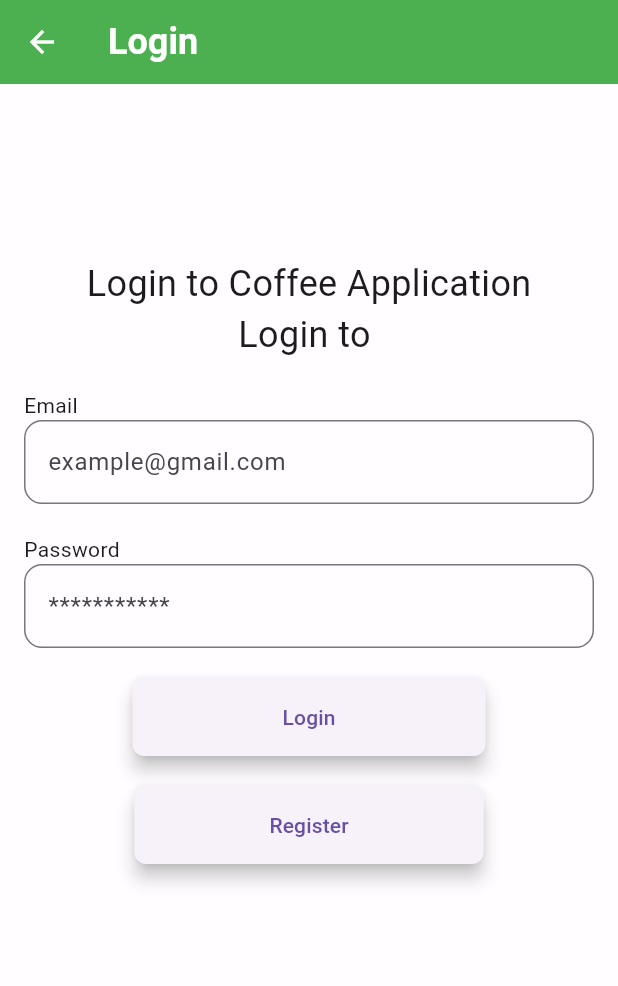
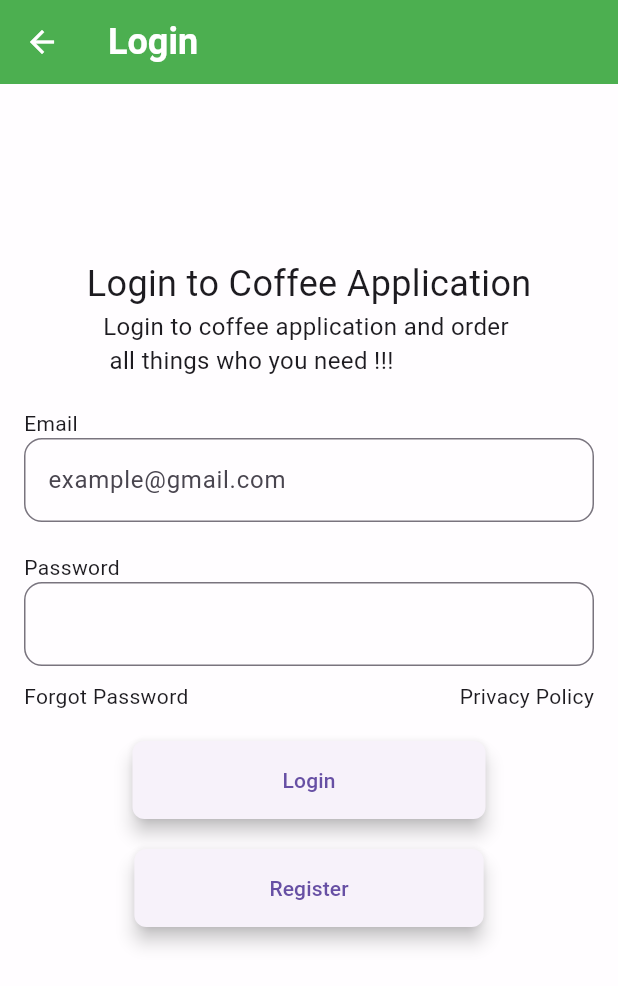
Before and after one commit to kaoheng1515/flutter_coffee_app, a Flutter app: the screen it shows after launch, after a tap on "Get Start", on a phone screen of 412 x 824 dp. Shown: the top 986 px of the screen. Run offline on Flutter 3.47's test engine with Material 3 defaults, Android fonts, the phone set to English and light mode, and no system bars.

Commit message:
Final init project

```diff
--- a/lib/screen/login_screen.dart
+++ b/lib/screen/login_screen.dart
@@ -24,8 +24,8 @@
               style: TextStyle(fontSize: 24),
             ),
             Text(
-              'Login to ',
-              style: TextStyle(fontSize: 24),
+              'Login to coffee application and order \n all things who you need !!! ',
+              style: TextStyle(fontSize: 16),
             ),
             SizedBox(height: 20),
             Align(
@@ -56,11 +56,33 @@
             ),
             TextField(
               decoration: InputDecoration(
-                labelText: '***********',
+                labelText: '',
                 border: OutlineInputBorder(
                   borderRadius: BorderRadius.circular(12.0),
                   borderSide: BorderSide(color: Colors.grey),
                 ),
+              ),
+            ),
+            SizedBox(height: 10),
+            Container(
+              child: Row(
+                children: [
+                  Padding(
+                    padding: const EdgeInsets.only(left: 0),
+                    child: Text(
+                      'Forgot Password',
+                      style: TextStyle(fontSize: 14),
+                    ),
+                  ),
+                  Spacer(),
+                  Padding(
+                    padding: const EdgeInsets.only(right: 0),
+                    child: Text(
+                      'Privacy Policy',
+                      style: TextStyle(fontSize: 14),
+                    ),
+                  ),
+                ],
               ),
             ),
             SizedBox(height: 20),
--- a/lib/screen/welcome_screen.dart
+++ b/lib/screen/welcome_screen.dart
@@ -23,7 +23,8 @@
               width: double.infinity, // Specify width for the container
               height: 410, // Specify height for the container
               decoration: BoxDecoration(
-                  color: Colors.green.withOpacity(0.7)
+                  color: Colors.green.withOpacity(0.95),
+
               ),
               child: Column(
                 mainAxisAlignment: MainAxisAlignment.center,
@@ -48,8 +49,18 @@
                   ElevatedButton(
                     onPressed: () {
                       Navigator.pushNamed(context, '/login');
+                      // Handle login
                     },
-                    child: Text('Get Start', style: TextStyle(fontSize: 20)),
+                    style: ElevatedButton.styleFrom(
+                      // Text color
+                      padding: EdgeInsets.symmetric(
+                          vertical: 16.0, horizontal: 80.0), // Padding
+                      shape: RoundedRectangleBorder(
+                        borderRadius: BorderRadius.circular(8.0), // Rounded corners
+                      ),
+                      elevation: 5, // Shadow elevation
+                    ),
+                    child: Text('Get Start'),
                   ),
                 ],
               ),
```
Also changed, not shown: lib/constants/colors_const.dart (added, +7 -0 lines), lib/screen/register_screen.dart (+22 -8 lines).
